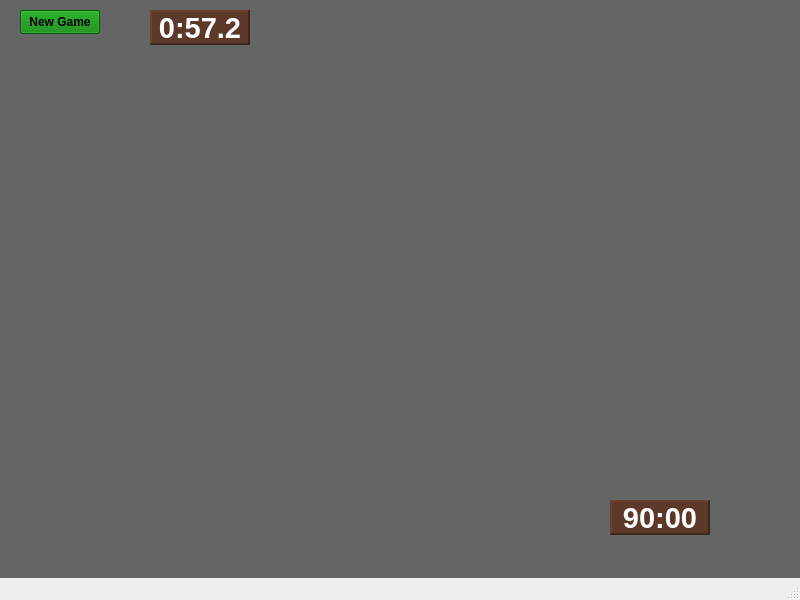
The window that chess.ui (ben-ralston/Chess) describes before a commit, drawn with Qt 5.
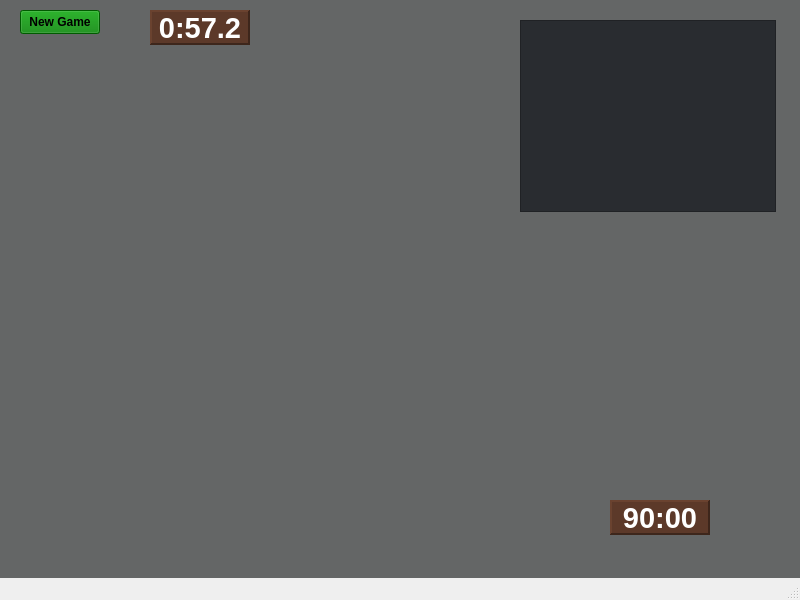
The same window after the commit.

Commit message: Add interactive table with algebraic chess notation

The edit to the form file:
```diff
--- a/chess.ui
+++ b/chess.ui
@@ -205,6 +205,21 @@
      <bool>false</bool>
     </property>
    </widget>
+   <widget class="QTableView" name="table">
+    <property name="geometry">
+     <rect>
+      <x>520</x>
+      <y>20</y>
+      <width>256</width>
+      <height>192</height>
+     </rect>
+    </property>
+    <property name="styleSheet">
+     <string notr="true">background-color: rgb(41, 44, 48);
+font-weight: bold;
+color: white;</string>
+    </property>
+   </widget>
   </widget>
   <widget class="QMenuBar" name="menubar">
    <property name="geometry">
```
Left out of the diff: 2 changed lines with no effect on the pictures. The commit also changes 9 other files.
